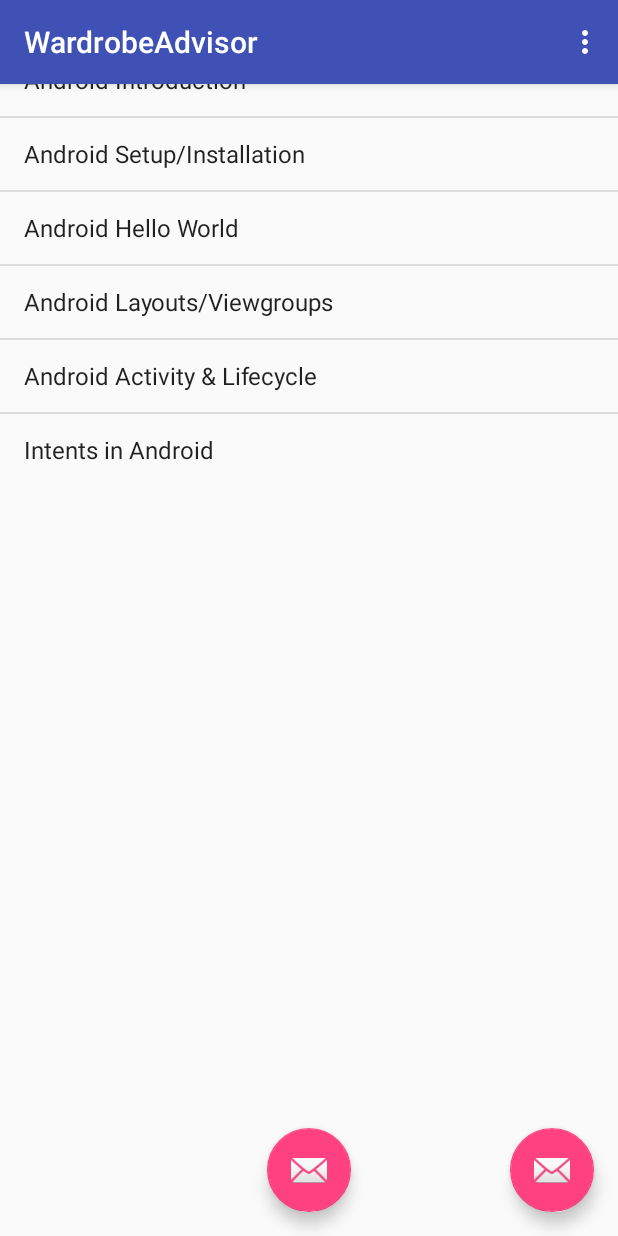
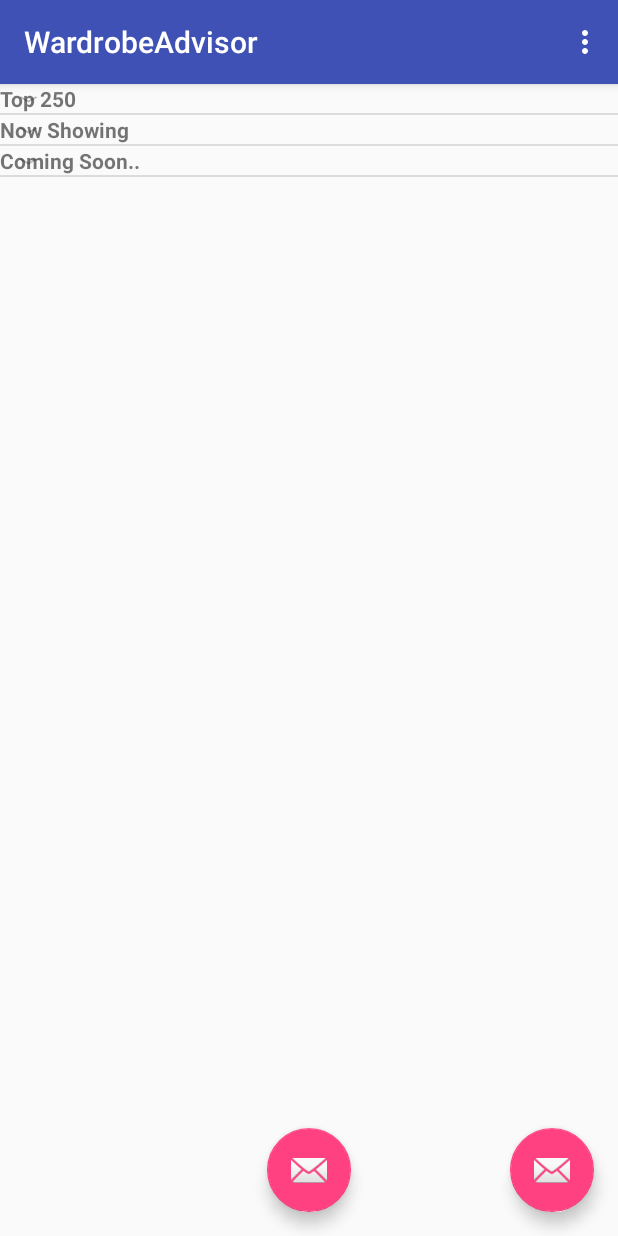
Before and after one commit to mxumichael/WardrobeAdvisor, an Android app: the screen it shows after launch (Home), on a phone screen of 412 x 824 dp. Run offline under Robolectric (Android 15) with nearby library versions, the phone set to English and light mode, and no system bars.

Commit message:
Switched to a CollapsableListLayout

```diff
--- /dev/null
+++ b/app/src/main/java/com/example/anandchandrasekar/wardrobeadvisor/ClothsAdapter.java
@@ -0,0 +1,105 @@
+package com.example.anandchandrasekar.wardrobeadvisor;
+
+import android.content.Context;
+import android.graphics.Typeface;
+import android.view.LayoutInflater;
+import android.view.View;
+import android.view.ViewGroup;
+import android.widget.BaseExpandableListAdapter;
+import android.widget.TextView;
+
+import java.util.HashMap;
+import java.util.List;
+
+public class ClothsAdapter extends BaseExpandableListAdapter {
+    private Context _context;
+    private List<String> _listDataHeader; // header titles
+    // child data in format of header title, child title
+    private HashMap<String, List<String>> _listDataChild;
+
+    public ClothsAdapter(Context context, List<String> listDataHeader,
+                         HashMap<String, List<String>> listChildData) {
+        this._context = context;
+        this._listDataHeader = listDataHeader;
+        this._listDataChild = listChildData;
+    }
+
+    @Override
+    public Object getChild(int groupPosition, int childPosititon) {
+        return this._listDataChild.get(this._listDataHeader.get(groupPosition))
+                .get(childPosititon);
+    }
+
+    @Override
+    public long getChildId(int groupPosition, int childPosition) {
+        return childPosition;
+    }
+
+    @Override
+    public View getChildView(int groupPosition, final int childPosition,
+                             boolean isLastChild, View convertView, ViewGroup parent) {
+
+        final String childText = (String) getChild(groupPosition, childPosition);
+
+        if (convertView == null) {
+            LayoutInflater infalInflater = (LayoutInflater) this._context
+                    .getSystemService(Context.LAYOUT_INFLATER_SERVICE);
+            convertView = infalInflater.inflate(R.layout.list_item, null);
+        }
+
+        TextView txtListChild = (TextView) convertView
+                .findViewById(R.id.lblListItem);
+
+        txtListChild.setText(childText);
+        return convertView;
+    }
+
+    @Override
+    public int getChildrenCount(int groupPosition) {
+        return this._listDataChild.get(this._listDataHeader.get(groupPosition))
+                .size();
+    }
+
+    @Override
+    public Object getGroup(int groupPosition) {
+        return this._listDataHeader.get(groupPosition);
+    }
+
+    @Override
+    public int getGroupCount() {
+        return this._listDataHeader.size();
+    }
+
+    @Override
+    public long getGroupId(int groupPosition) {
+        return groupPosition;
+    }
+
+    @Override
+    public View getGroupView(int groupPosition, boolean isExpanded,
+                             View convertView, ViewGroup parent) {
+        String headerTitle = (String) getGroup(groupPosition);
+        if (convertView == null) {
+            LayoutInflater infalInflater = (LayoutInflater) this._context
+                    .getSystemService(Context.LAYOUT_INFLATER_SERVICE);
+            convertView = infalInflater.inflate(R.layout.list_group, null);
+        }
+
+        TextView lblListHeader = (TextView) convertView
+                .findViewById(R.id.lblListHeader);
+        lblListHeader.setTypeface(null, Typeface.BOLD);
+        lblListHeader.setText(headerTitle);
+
+        return convertView;
+    }
+
+    @Override
+    public boolean hasStableIds() {
+        return false;
+    }
+
+    @Override
+    public boolean isChildSelectable(int groupPosition, int childPosition) {
+        return true;
+    }
+}
--- a/app/src/main/java/com/example/anandchandrasekar/wardrobeadvisor/Home.java
+++ b/app/src/main/java/com/example/anandchandrasekar/wardrobeadvisor/Home.java
@@ -11,11 +11,21 @@ import android.view.Menu;
 import android.view.MenuItem;
 import android.view.View;
 import android.widget.ArrayAdapter;
+import android.widget.ExpandableListAdapter;
+import android.widget.ExpandableListView;
 import android.widget.ListView;
 import android.widget.Toast;
 
+import java.util.ArrayList;
+import java.util.HashMap;
+import java.util.List;
+
 public class Home extends AppCompatActivity {
 
+    ExpandableListAdapter listAdapter;
+    ExpandableListView expListView;
+    List<String> listDataHeader;
+    HashMap<String, List<String>> listDataChild;
 
     @Override
     protected void onCreate(Bundle savedInstanceState) {
@@ -51,13 +61,58 @@ public class Home extends AppCompatActivity {
     }
 
     private void setupClothsList() {
-        String[] codeLearnChapters = new String[]{"Android Introduction", "Android Setup/Installation", "Android Hello World",
-                "Android Layouts/Viewgroups", "Android Activity & Lifecycle", "Intents in Android"};
+        // get the listview
+        expListView = (ExpandableListView) findViewById(R.id.lvExp);
 
-        ArrayAdapter<String> codeLearnArrayAdapter = new ArrayAdapter<String>(this, android.R.layout.simple_list_item_1, codeLearnChapters);
+        // preparing list data
+        prepareListData();
 
-        ListView codeLearnLessons = (ListView) findViewById(R.id.listView1);
-        codeLearnLessons.setAdapter(codeLearnArrayAdapter);
+        listAdapter = new ClothsAdapter(this, listDataHeader, listDataChild);
+
+        // setting list adapter
+        expListView.setAdapter(listAdapter);
+    }
+
+    /*
+    * Preparing the list data
+    */
+    private void prepareListData() {
+        listDataHeader = new ArrayList<String>();
+        listDataChild = new HashMap<String, List<String>>();
+
+        // Adding child data
+        listDataHeader.add("Top 250");
+        listDataHeader.add("Now Showing");
+        listDataHeader.add("Coming Soon..");
+
+        // Adding child data
+        List<String> top250 = new ArrayList<String>();
+        top250.add("The Shawshank Redemption");
+        top250.add("The Godfather");
+        top250.add("The Godfather: Part II");
+        top250.add("Pulp Fiction");
+        top250.add("The Good, the Bad and the Ugly");
+        top250.add("The Dark Knight");
+        top250.add("12 Angry Men");
+
+        List<String> nowShowing = new ArrayList<String>();
+        nowShowing.add("The Conjuring");
+        nowShowing.add("Despicable Me 2");
+        nowShowing.add("Turbo");
+        nowShowing.add("Grown Ups 2");
+        nowShowing.add("Red 2");
+        nowShowing.add("The Wolverine");
+
+        List<String> comingSoon = new ArrayList<String>();
+        comingSoon.add("2 Guns");
+        comingSoon.add("The Smurfs 2");
+        comingSoon.add("The Spectacular Now");
+        comingSoon.add("The Canyons");
+        comingSoon.add("Europa Report");
+
+        listDataChild.put(listDataHeader.get(0), top250); // Header, Child data
+        listDataChild.put(listDataHeader.get(1), nowShowing);
+        listDataChild.put(listDataHeader.get(2), comingSoon);
     }
 
     private void nfcTest() {
@@ -66,7 +121,7 @@ public class Home extends AppCompatActivity {
         mNfcAdapter = NfcAdapter.getDefaultAdapter(this);
 
         String is_nfc_ok = nfcSupportCheck();
-        if (is_nfc_ok.equals("FAIL")){
+        if (is_nfc_ok.equals("FAIL")) {
             return;
         }
         setContentView(R.layout.nfc_test_page);
@@ -88,10 +143,10 @@ public class Home extends AppCompatActivity {
         }
 
         if (!mNfcAdapter.isEnabled()) {
-            Toast.makeText(this,"NFC is disabled.", Toast.LENGTH_LONG).show();
+            Toast.makeText(this, "NFC is disabled.", Toast.LENGTH_LONG).show();
             return "FAIL";
         } else {
-            Toast.makeText(this,"NFC is OK.", Toast.LENGTH_LONG).show();
+            Toast.makeText(this, "NFC is OK.", Toast.LENGTH_LONG).show();
         }
         return "OK";
     }
--- a/app/src/main/res/layout/activity_home.xml
+++ b/app/src/main/res/layout/activity_home.xml
@@ -4,6 +4,11 @@
     xmlns:app="http://schemas.android.com/apk/res-auto"
     xmlns:tools="http://schemas.android.com/tools" android:layout_width="match_parent"
     android:layout_height="match_parent" android:fitsSystemWindows="true" tools:context=".Home">
+
+    <LinearLayout
+        android:layout_width="match_parent"
+        android:layout_height="match_parent"
+        android:orientation="vertical">
 
         <android.support.design.widget.AppBarLayout android:layout_height="wrap_content"
             android:layout_width="match_parent" android:theme="@style/AppTheme.AppBarOverlay">
@@ -15,6 +20,7 @@
         </android.support.design.widget.AppBarLayout>
 
         <include layout="@layout/cloths_view" />
+    </LinearLayout>
 
     <android.support.design.widget.FloatingActionButton android:id="@+id/fab"
         android:layout_width="wrap_content" android:layout_height="wrap_content"
--- a/app/src/main/res/layout/cloths_view.xml
+++ b/app/src/main/res/layout/cloths_view.xml
@@ -4,18 +4,9 @@
     android:layout_height="match_parent"
     android:orientation="vertical">
 
-
-    <TextView
-        android:layout_width="wrap_content"
-        android:layout_height="wrap_content"
-        android:textAppearance="?android:attr/textAppearanceLarge"
-        android:text="Test Text!!!"
-        android:id="@+id/textView3"
-        android:layout_gravity="center_horizontal" />
-
-    <ListView
-        android:id="@+id/listView1"
+    <ExpandableListView
+        android:id="@+id/lvExp"
         android:layout_width="match_parent"
-        android:layout_height="wrap_content"></ListView>
+        android:layout_height="match_parent" />
 
 </LinearLayout>
--- /dev/null
+++ b/app/src/main/res/layout/list_group.xml
@@ -0,0 +1,12 @@
+<?xml version="1.0" encoding="utf-8"?>
+<LinearLayout xmlns:android="http://schemas.android.com/apk/res/android"
+    android:layout_width="fill_parent"
+    android:layout_height="wrap_content"
+    android:orientation="vertical">
+
+    <TextView
+        android:id="@+id/lblListHeader"
+        android:layout_width="fill_parent"
+        android:layout_height="wrap_content" />
+
+</LinearLayout>
--- /dev/null
+++ b/app/src/main/res/layout/list_item.xml
@@ -0,0 +1,11 @@
+<LinearLayout xmlns:android="http://schemas.android.com/apk/res/android"
+    android:layout_width="match_parent"
+    android:layout_height="55dip"
+    android:orientation="vertical">
+
+    <TextView
+        android:id="@+id/lblListItem"
+        android:layout_width="fill_parent"
+        android:layout_height="wrap_content" />
+
+</LinearLayout>
```
Lines whose indentation alone changed are shown as unchanged.
